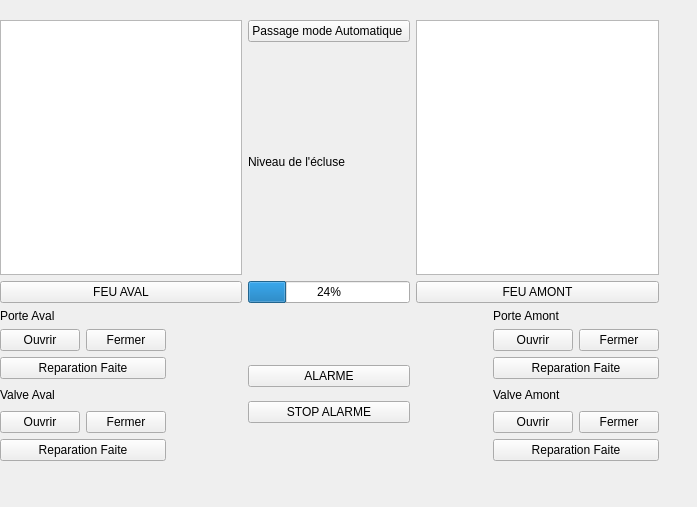
First picture: the form in expert.ui, repository Alpam/Ecluse, before the edit.
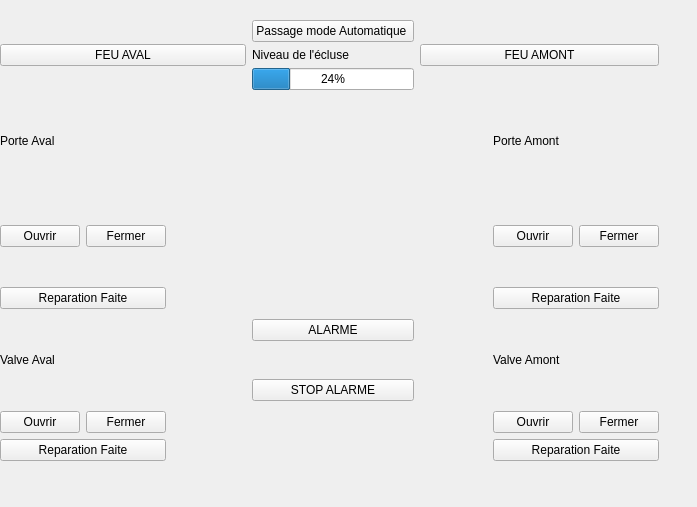
Second picture: the form after the edit.

```diff
--- a/expert.ui
+++ b/expert.ui
@@ -123,16 +123,13 @@
     </item>
     <item row="0" column="5" colspan="2">
      <layout class="QGridLayout" name="gridLayout_4">
-      <item row="1" column="0">
+      <item row="0" column="0">
        <widget class="QPushButton" name="boutonFeuAmont">
         <property name="text">
          <string>FEU AMONT</string>
         </property>
        </widget>
       </item>
-      <item row="0" column="0">
-       <widget class="QGraphicsView" name="feuAmont"/>
-      </item>
      </layout>
     </item>
     <item row="5" column="1">
@@ -240,16 +237,13 @@
     </item>
     <item row="0" column="1" colspan="3">
      <layout class="QGridLayout" name="gridLayout_3">
-      <item row="1" column="0">
+      <item row="0" column="0">
        <widget class="QPushButton" name="boutonFeuAval">
         <property name="text">
          <string>FEU AVAL</string>
         </property>
        </widget>
       </item>
-      <item row="0" column="0">
-       <widget class="QGraphicsView" name="feuAval"/>
-      </item>
      </layout>
     </item>
    </layout>
```
